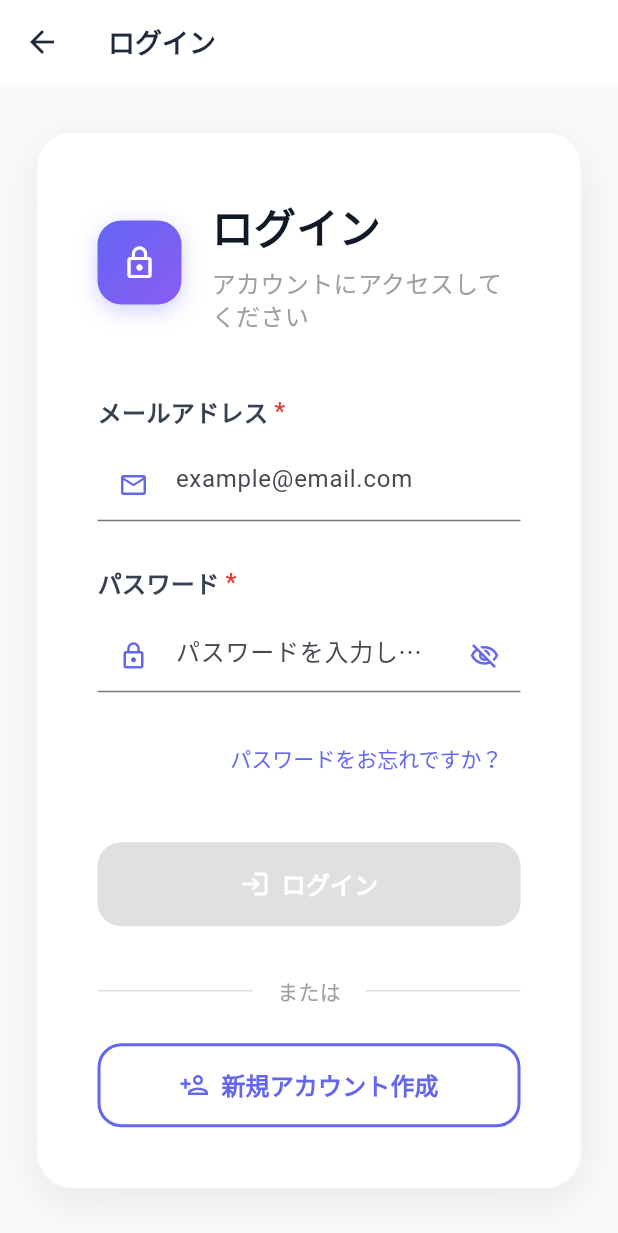
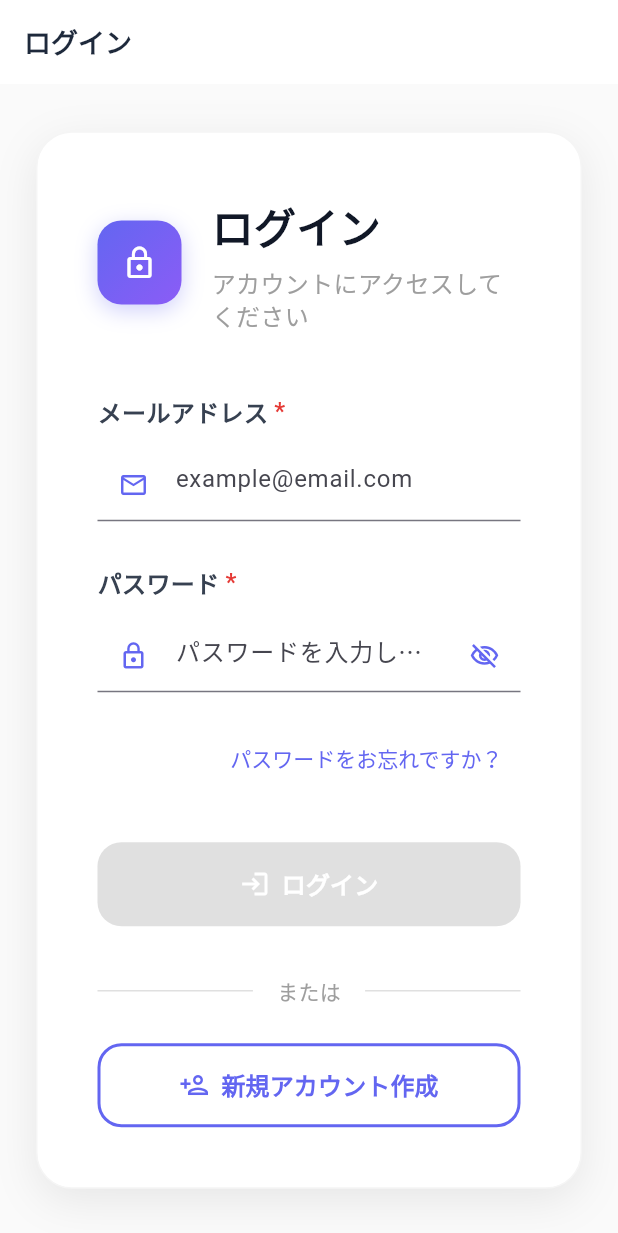
Before and after one commit to Rikut0417/AIHackathon2025, a Flutter app: the screen it shows after launch, after a tap on "スキップ", on a phone screen of 412 x 824 dp. Shown: the top 1233 px of the screen. Run offline on Flutter 3.47's test engine with Material 3 defaults, Android fonts, the phone set to English and light mode, and no system bars; our stand-ins replace firebase_auth, firebase_core, flutter_dotenv, shared_preferences, smooth_page_indicator; accounts and stored records are empty; statements that could not run were skipped.

Commit message:
Fix login screen back button error with safe navigation
Co-authored-by: okrago10 <207512536+okrago10@users.noreply.github.com>

```diff
--- a/frontend/lib/login.dart
+++ b/frontend/lib/login.dart
@@ -1,6 +1,7 @@
 import 'package:flutter/material.dart';
 import 'services/auth_service.dart';
 import 'home_screen.dart';
+import 'onboarding_screen.dart';
 
 class LoginScreen extends StatefulWidget {
   const LoginScreen({super.key});
@@ -133,10 +134,25 @@ class _LoginScreenState extends State<LoginScreen> {
     return Scaffold(
       appBar: AppBar(
         title: Text(_isSignUp ? 'アカウント作成' : 'ログイン'),
-        leading: IconButton(
-          icon: const Icon(Icons.arrow_back),
-          onPressed: () => Navigator.pop(context),
-        ),
+        // ナビゲーションスタックに前の画面がある場合のみ戻るボタンを表示
+        automaticallyImplyLeading: Navigator.canPop(context),
+        leading: Navigator.canPop(context)
+          ? IconButton(
+              icon: const Icon(Icons.arrow_back),
+              onPressed: () {
+                // 安全に戻る処理を実行
+                if (Navigator.canPop(context)) {
+                  Navigator.pop(context);
+                } else {
+                  // フォールバック: オンボーディング画面に戻る
+                  Navigator.pushReplacement(
+                    context,
+                    MaterialPageRoute(builder: (context) => const OnboardingScreen()),
+                  );
+                }
+              },
+            )
+          : null,
       ),
       body: Container(
         decoration: BoxDecoration(
```
